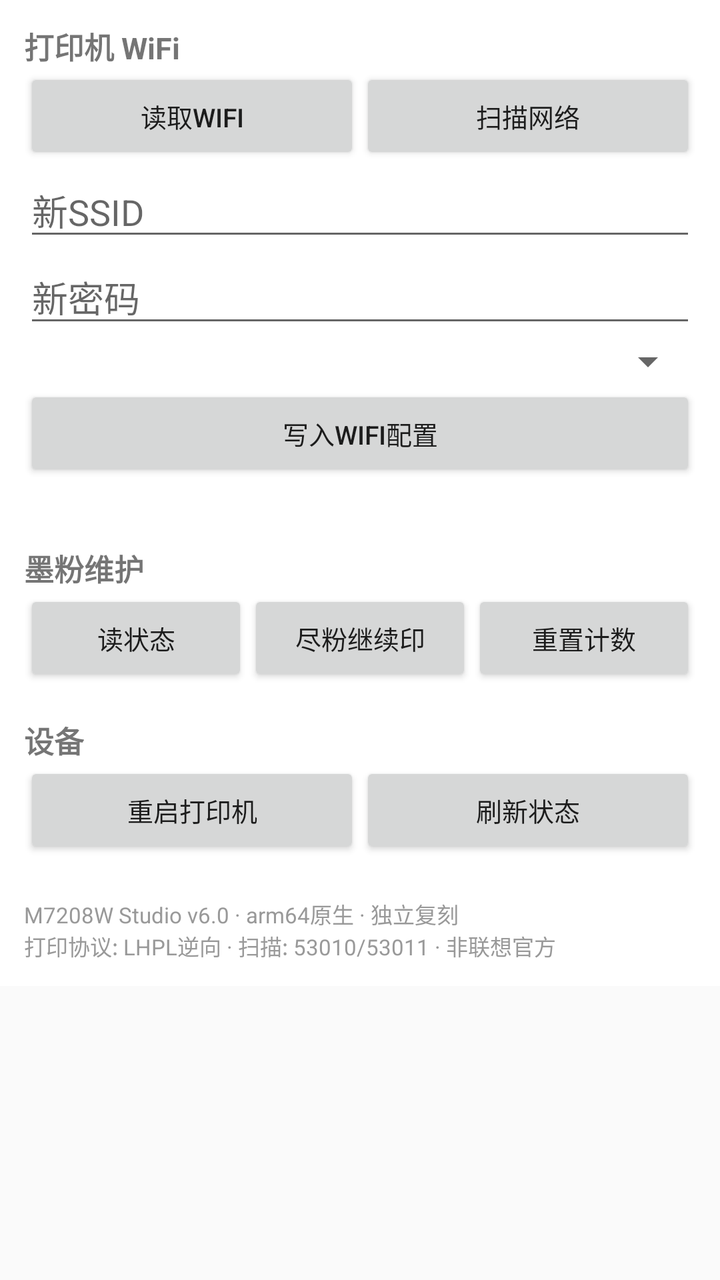
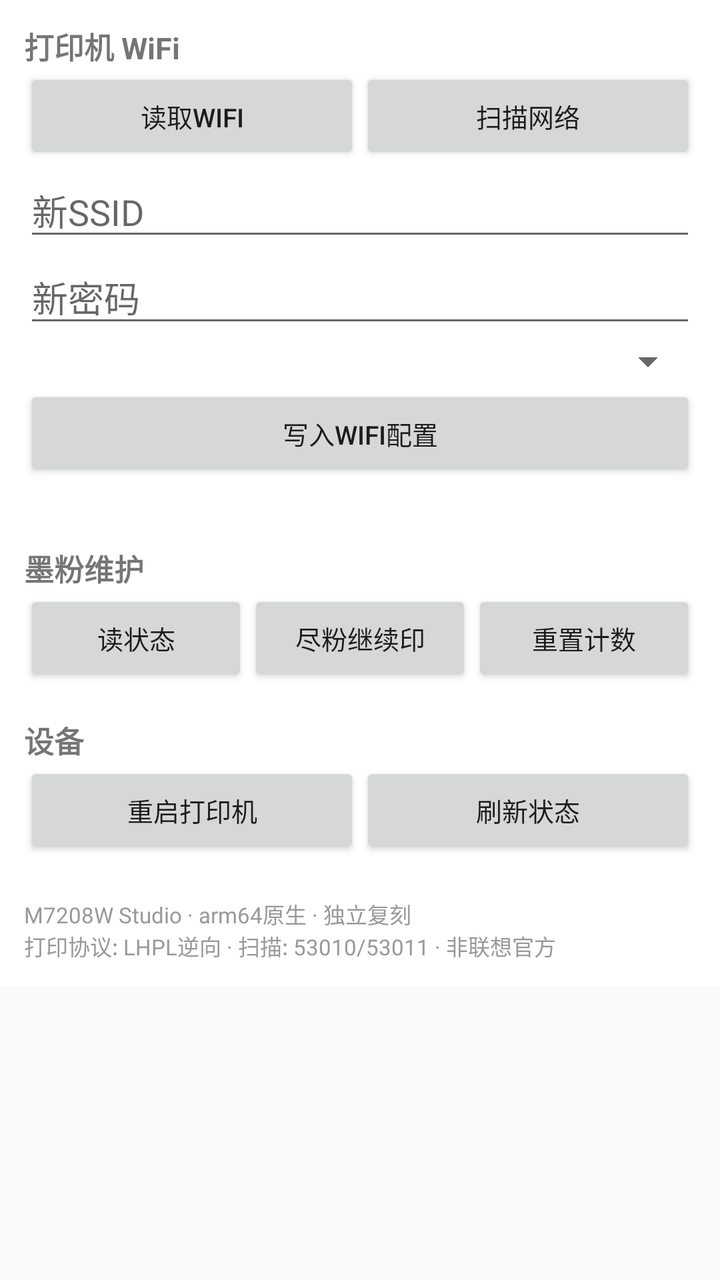

Before-and-after screenshots of an Android layout around one commit, followed by the original layout XML and the change that was made.
<!-- AndroidManifest.xml: application theme android:Theme.Material.Light.NoActionBar -->
<!-- res/layout/page_settings.xml -->
<?xml version="1.0" encoding="utf-8"?>
<ScrollView xmlns:android="http://schemas.android.com/apk/res/android"
    android:layout_width="match_parent" android:layout_height="match_parent">
<LinearLayout android:layout_width="match_parent" android:layout_height="wrap_content"
    android:orientation="vertical" android:padding="12dp" android:background="#FFFFFF">
    <TextView android:layout_width="wrap_content" android:layout_height="wrap_content"
        android:text="打印机 WiFi" android:textSize="15sp" android:textStyle="bold"/>
    <LinearLayout android:layout_width="match_parent" android:layout_height="wrap_content"
        android:orientation="horizontal">
        <Button android:id="@+id/wifiReadBtn" android:layout_width="0dp" android:layout_weight="1"
            android:layout_height="wrap_content" android:text="读取WiFi" android:textSize="13sp"/>
        <Button android:id="@+id/wifiScanBtn" android:layout_width="0dp" android:layout_weight="1"
            android:layout_height="wrap_content" android:text="扫描网络" android:textSize="13sp"/>
    </LinearLayout>
    <EditText android:id="@+id/newSSID" android:layout_width="match_parent" android:layout_height="wrap_content"
        android:hint="新SSID"/>
    <EditText android:id="@+id/newPass" android:layout_width="match_parent" android:layout_height="wrap_content"
        android:hint="新密码"/>
    <Spinner android:id="@+id/wifiEncSpinner" android:layout_width="match_parent"
        android:layout_height="wrap_content"/>
    <Button android:id="@+id/wifiWriteBtn" android:layout_width="match_parent"
        android:layout_height="wrap_content" android:text="写入WiFi配置" android:textSize="13sp"/>
    <TextView android:id="@+id/wifiInfoText" android:layout_width="wrap_content"
        android:layout_height="wrap_content" android:text="" android:textSize="12sp"/>

    <TextView android:layout_width="wrap_content" android:layout_height="wrap_content"
        android:text="墨粉维护" android:textSize="15sp" android:textStyle="bold" android:layout_marginTop="16dp"/>
    <LinearLayout android:layout_width="match_parent" android:layout_height="wrap_content"
        android:orientation="horizontal">
        <Button android:id="@+id/tonerReadBtn" android:layout_width="0dp" android:layout_weight="1"
            android:layout_height="wrap_content" android:text="读状态" android:textSize="13sp"/>
        <Button android:id="@+id/tonerContBtn" android:layout_width="0dp" android:layout_weight="1"
            android:layout_height="wrap_content" android:text="尽粉继续印" android:textSize="13sp"/>
        <Button android:id="@+id/tonerResetBtn" android:layout_width="0dp" android:layout_weight="1"
            android:layout_height="wrap_content" android:text="重置计数" android:textSize="13sp"/>
    </LinearLayout>

    <TextView android:layout_width="wrap_content" android:layout_height="wrap_content"
        android:text="设备" android:textSize="15sp" android:textStyle="bold" android:layout_marginTop="16dp"/>
    <LinearLayout android:layout_width="match_parent" android:layout_height="wrap_content"
        android:orientation="horizontal">
        <Button android:id="@+id/rebootBtn" android:layout_width="0dp" android:layout_weight="1"
            android:layout_height="wrap_content" android:text="重启打印机" android:textSize="13sp"/>
        <Button android:id="@+id/refreshBtn" android:layout_width="0dp" android:layout_weight="1"
            android:layout_height="wrap_content" android:text="刷新状态" android:textSize="13sp"/>
    </LinearLayout>
    <TextView android:layout_width="wrap_content" android:layout_height="wrap_content"
        android:text="M7208W Studio v6.0 · arm64原生 · 独立复刻\n打印协议: LHPL逆向 · 扫描: 53010/53011 · 非联想官方"
        android:textSize="11sp" android:textColor="#999999" android:layout_marginTop="20dp"/>
</LinearLayout>
</ScrollView>
<!-- resources referenced by this layout -->
<resources>

</resources>

<!-- the commit's change to res/layout/page_settings.xml (unified diff, before → after) -->
@@ -45,7 +45,8 @@
             android:layout_height="wrap_content" android:text="刷新状态" android:textSize="13sp"/>
     </LinearLayout>
     <TextView android:layout_width="wrap_content" android:layout_height="wrap_content"
-        android:text="M7208W Studio v6.0 · arm64原生 · 独立复刻\n打印协议: LHPL逆向 · 扫描: 53010/53011 · 非联想官方"
+        android:id="@+id/aboutText"
+        android:text="M7208W Studio · arm64原生 · 独立复刻\n打印协议: LHPL逆向 · 扫描: 53010/53011 · 非联想官方"
         android:textSize="11sp" android:textColor="#999999" android:layout_marginTop="20dp"/>
 </LinearLayout>
 </ScrollView>
